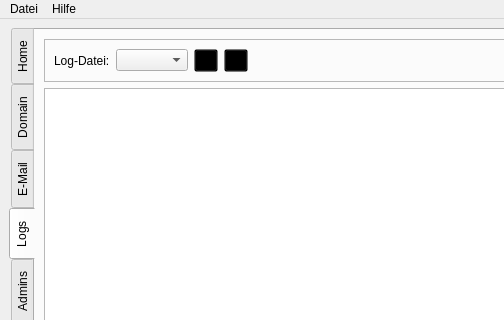
Qt form flscp/ui/cp.ui (FLS-Wiesbaden/flscp) before a commit; both pictures show x 0 to 504 and y 0 to 320 of the 680 by 563 pixel window.
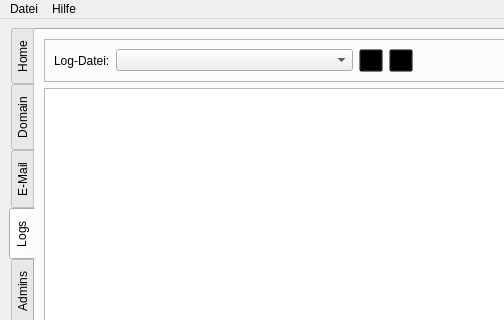
The same form after that commit. The open tabs and pages were chosen to show the change. Icons and pictures are not drawn.

Commit message: fixed sorting and expanding

Patch:
```diff
--- a/flscp/ui/cp.ui
+++ b/flscp/ui/cp.ui
@@ -845,7 +845,14 @@
             </widget>
            </item>
            <item row="0" column="1">
-            <widget class="QComboBox" name="fldLogFile"/>
+            <widget class="QComboBox" name="fldLogFile">
+             <property name="sizePolicy">
+              <sizepolicy hsizetype="MinimumExpanding" vsizetype="Fixed">
+               <horstretch>0</horstretch>
+               <verstretch>0</verstretch>
+              </sizepolicy>
+             </property>
+            </widget>
            </item>
            <item row="0" column="2">
             <widget class="QToolButton" name="butLogLoad">
```
Left out of the diff: 2 changed lines with no effect on the pictures. The commit also changes 1 other file.
